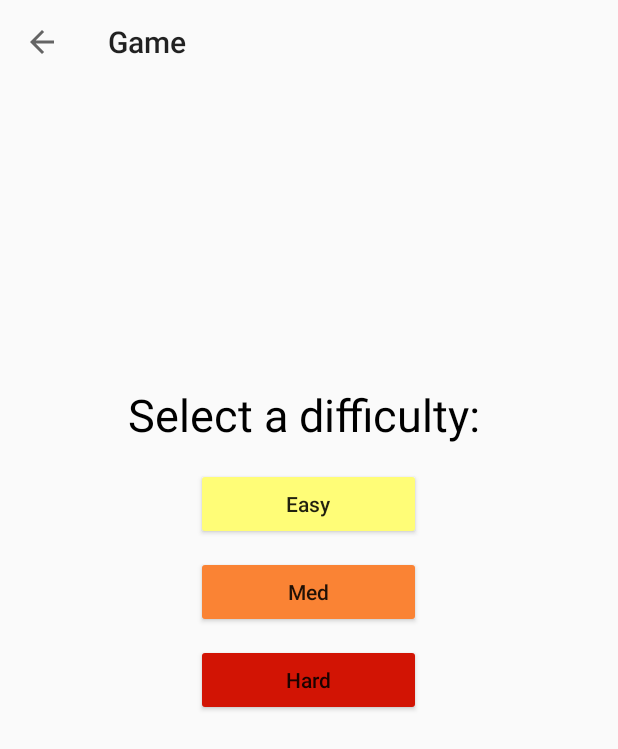
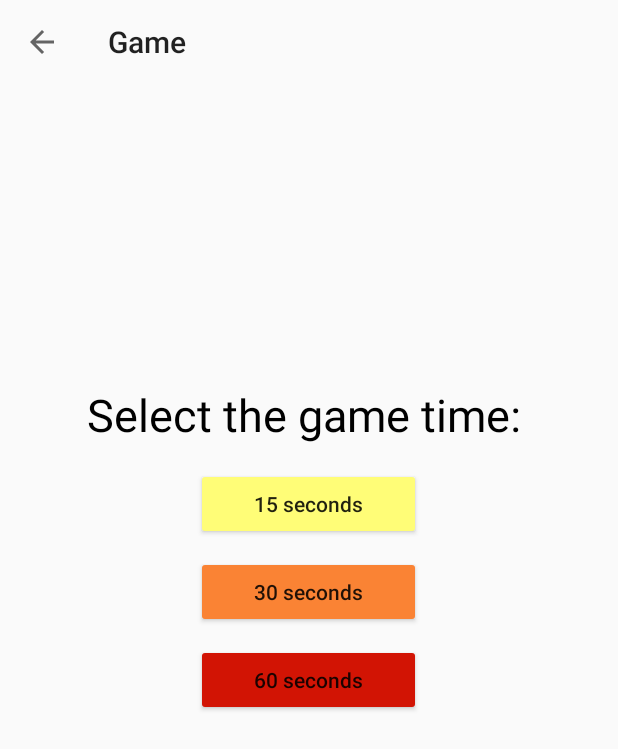
Before and after one commit to kttn54/CanStudy, an Android app: the GameDifficultyActivity screen opened directly, with no data from a screen before it, on a phone screen of 412 x 824 dp. Shown: the top 749 px of the screen. Run offline under Robolectric (Android 15) with nearby library versions, the phone set to English and light mode, and no system bars.

Commit message:
Add time select options to Game

```diff
--- a/app/src/main/java/com/example/canstudy/ui/GameActivity.kt
+++ b/app/src/main/java/com/example/canstudy/ui/GameActivity.kt
@@ -56,7 +56,7 @@ class GameActivity : BaseActivity(), View.OnClickListener {
     private var countdownTimer: CountDownTimer? = null
     private var gameTimer: CountDownTimer? = null
     private var countdownTime = 3
-    private var gameTime = 15
+    private var gameTime = 60
 
     private var score = 0
     private var totalQuestions = 0
@@ -98,6 +98,7 @@ class GameActivity : BaseActivity(), View.OnClickListener {
 
         val intent = intent
         difficultySetting = intent.getStringExtra("difficultySetting").toString()
+        gameTime = intent.getIntExtra("gameTime", 0)
 
         tvCountdown = binding.tvCountdown
         tvGameTime = binding.tvGameTime
@@ -143,7 +144,7 @@ class GameActivity : BaseActivity(), View.OnClickListener {
      */
     private fun startGame() {
         //mediaPlayer.start()
-        binding.toolbarGame.title = "Game - $difficultySetting"
+        binding.toolbarGame.title = "Game - $difficultySetting - $gameTime"
         progressBar.visibility = View.VISIBLE
         tvGameTime.visibility = View.VISIBLE
         tvGameEnglishDescription.visibility = View.VISIBLE
@@ -157,8 +158,8 @@ class GameActivity : BaseActivity(), View.OnClickListener {
         btnGameOptionC.visibility = View.VISIBLE
         btnGameOptionD.visibility = View.VISIBLE
 
-        progressBar.max = 60
-        var currentTime = 60
+        progressBar.max = gameTime
+        var currentTime = gameTime
 
         getWord()
 
--- a/app/src/main/java/com/example/canstudy/ui/GameDifficultyActivity.kt
+++ b/app/src/main/java/com/example/canstudy/ui/GameDifficultyActivity.kt
@@ -3,8 +3,10 @@ package com.example.canstudy.ui
 import android.content.Intent
 import androidx.appcompat.app.AppCompatActivity
 import android.os.Bundle
+import android.util.Log
 import android.view.View
 import android.widget.Button
+import android.widget.LinearLayout
 import android.widget.TextView
 import com.example.canstudy.Constants
 import com.example.canstudy.R
@@ -14,9 +16,17 @@ class GameDifficultyActivity : AppCompatActivity(), View.OnClickListener {
 
     private lateinit var binding: ActivityGameDifficultyBinding
     private lateinit var tvDifficultySetting : TextView
+    private lateinit var tvGameTime : TextView
     private lateinit var btnEasyDifficulty: Button
     private lateinit var btnMediumDifficulty: Button
     private lateinit var btnHardDifficulty: Button
+    private lateinit var btnFifteenSeconds: Button
+    private lateinit var btnThirtySeconds: Button
+    private lateinit var btnSixtySeconds: Button
+    private lateinit var llDifficultyButtons: LinearLayout
+    private lateinit var llGameTime: LinearLayout
+
+    private var gameTime = 0
 
     override fun onCreate(savedInstanceState: Bundle?) {
         super.onCreate(savedInstanceState)
@@ -28,6 +38,9 @@ class GameDifficultyActivity : AppCompatActivity(), View.OnClickListener {
         btnEasyDifficulty.setOnClickListener(this)
         btnMediumDifficulty.setOnClickListener(this)
         btnHardDifficulty.setOnClickListener(this)
+        btnFifteenSeconds.setOnClickListener(this)
+        btnThirtySeconds.setOnClickListener(this)
+        btnSixtySeconds.setOnClickListener(this)
     }
 
     /**
@@ -41,9 +54,15 @@ class GameDifficultyActivity : AppCompatActivity(), View.OnClickListener {
         }
 
         tvDifficultySetting = binding.tvDifficultySetting
+        tvGameTime = binding.tvGameTime
         btnEasyDifficulty = binding.btnEasyDifficulty
         btnMediumDifficulty = binding.btnMediumDifficulty
         btnHardDifficulty = binding.btnHardDifficulty
+        btnFifteenSeconds = binding.btnFifteenSeconds
+        btnThirtySeconds = binding.btnThirtySeconds
+        btnSixtySeconds = binding.btnSixtySeconds
+        llDifficultyButtons = binding.llDifficultyButtons
+        llGameTime = binding.llTimeButtons
 
         binding.toolbarGame.setNavigationOnClickListener { onBackPressed() }
     }
@@ -51,6 +70,23 @@ class GameDifficultyActivity : AppCompatActivity(), View.OnClickListener {
     override fun onClick(view: View?) {
         var button = view as Button
         var difficultySetting = "Easy"
+
+        if (button.text.toString() == "15 seconds" || button.text.toString() == "30 seconds" || button.text.toString() == "60 seconds") {
+            if (button.text.toString() == "15 seconds") {
+                gameTime = 15
+            } else if (button.text.toString() == "30 seconds") {
+                gameTime = 30
+            } else {
+                gameTime = 60
+            }
+
+            tvDifficultySetting.visibility = View.VISIBLE
+            llDifficultyButtons.visibility = View.VISIBLE
+            llGameTime.visibility = View.GONE
+            tvGameTime.visibility = View.GONE
+        }
+
+        if (button.text.toString() == "Easy" || button.text.toString() == "Med" || button.text.toString() == "Hard") {
             if (button.text.toString() == "Easy") {
                 difficultySetting = Constants.EASY_DIFFICULTY
             } else if (button.text.toString() == "Med") {
@@ -58,8 +94,28 @@ class GameDifficultyActivity : AppCompatActivity(), View.OnClickListener {
             } else {
                 difficultySetting = Constants.HARD_DIFFICULTY
             }
-        val intent = Intent(this@GameDifficultyActivity, GameActivity::class.java)
-        intent.putExtra("difficultySetting", difficultySetting)
-        startActivity(intent)
+
+            val intent = Intent(this@GameDifficultyActivity, GameActivity::class.java)
+            intent.putExtra("difficultySetting", difficultySetting)
+            intent.putExtra("gameTime", gameTime)
+            startActivity(intent)
+
+            tvDifficultySetting.visibility = View.GONE
+            llDifficultyButtons.visibility = View.GONE
+            llGameTime.visibility = View.VISIBLE
+            tvGameTime.visibility = View.VISIBLE
+        }
+    }
+
+    override fun onBackPressed() {
+        if (llDifficultyButtons.visibility == View.VISIBLE) {
+            tvDifficultySetting.visibility = View.GONE
+            llDifficultyButtons.visibility = View.GONE
+            llGameTime.visibility = View.VISIBLE
+            tvGameTime.visibility = View.VISIBLE
+        } else {
+            super.onBackPressed()
+        }
+
     }
 }
--- a/app/src/main/res/layout/activity_game_difficulty.xml
+++ b/app/src/main/res/layout/activity_game_difficulty.xml
@@ -1,5 +1,5 @@
 <?xml version="1.0" encoding="utf-8"?>
-<LinearLayout xmlns:android="http://schemas.android.com/apk/res/android"
+<androidx.constraintlayout.widget.ConstraintLayout xmlns:android="http://schemas.android.com/apk/res/android"
     xmlns:app="http://schemas.android.com/apk/res-auto"
     xmlns:tools="http://schemas.android.com/tools"
     android:layout_width="match_parent"
@@ -11,7 +11,19 @@
         android:id="@+id/toolbarGame"
         android:layout_width="match_parent"
         android:layout_height="?attr/actionBarSize"
+        app:layout_constraintTop_toTopOf="parent"
+        app:layout_constraintStart_toStartOf="parent"
+        app:layout_constraintEnd_toEndOf="parent"
         />
+
+    <LinearLayout
+        android:layout_width="match_parent"
+        android:layout_height="wrap_content"
+        android:orientation="vertical"
+        app:layout_constraintTop_toBottomOf="@id/toolbarGame"
+        app:layout_constraintStart_toStartOf="parent"
+        app:layout_constraintEnd_toEndOf="parent"
+        >
 
         <TextView
             android:id="@+id/tvDifficultySetting"
@@ -22,6 +34,7 @@
             android:text="Select a difficulty: "
             android:textColor="@color/black"
             android:textSize="30sp"
+            android:visibility="gone"
             />
 
         <LinearLayout
@@ -32,6 +45,7 @@
             android:gravity="center"
             android:orientation="vertical"
             android:weightSum="3"
+            android:visibility="gone"
             >
 
             <Button
@@ -60,7 +74,65 @@
                 android:layout_weight="1"
                 android:backgroundTint="@color/red"
                 android:text="Hard" />
-
-
         </LinearLayout>
     </LinearLayout>
+
+    <LinearLayout
+        android:layout_width="match_parent"
+        android:layout_height="wrap_content"
+        android:orientation="vertical"
+        app:layout_constraintTop_toBottomOf="@id/toolbarGame"
+        app:layout_constraintStart_toStartOf="parent"
+        app:layout_constraintEnd_toEndOf="parent"
+        >
+
+        <TextView
+            android:id="@+id/tv_game_time"
+            android:layout_width="match_parent"
+            android:layout_height="wrap_content"
+            android:layout_marginTop="200dp"
+            android:gravity="center"
+            android:text="Select the game time: "
+            android:textColor="@color/black"
+            android:textSize="30sp"
+            />
+
+        <LinearLayout
+            android:id="@+id/llTimeButtons"
+            android:layout_width="match_parent"
+            android:layout_height="wrap_content"
+            android:layout_marginTop="10dp"
+            android:gravity="center"
+            android:orientation="vertical"
+            android:weightSum="3"
+            >
+
+            <Button
+                android:id="@+id/btnFifteenSeconds"
+                android:layout_width="150dp"
+                android:layout_height="0dp"
+                android:layout_margin="5dp"
+                android:layout_weight="1"
+                android:backgroundTint="@color/yellow"
+                android:text="15 seconds" />
+
+            <Button
+                android:id="@+id/btnThirtySeconds"
+                android:layout_width="150dp"
+                android:layout_height="0dp"
+                android:layout_margin="5dp"
+                android:layout_weight="1"
+                android:backgroundTint="@color/orange"
+                android:text="30 seconds" />
+
+            <Button
+                android:id="@+id/btnSixtySeconds"
+                android:layout_width="150dp"
+                android:layout_height="0dp"
+                android:layout_margin="5dp"
+                android:layout_weight="1"
+                android:backgroundTint="@color/red"
+                android:text="60 seconds" />
+        </LinearLayout>
+    </LinearLayout>
+</androidx.constraintlayout.widget.ConstraintLayout>
```
Lines whose indentation alone changed are shown as unchanged.
